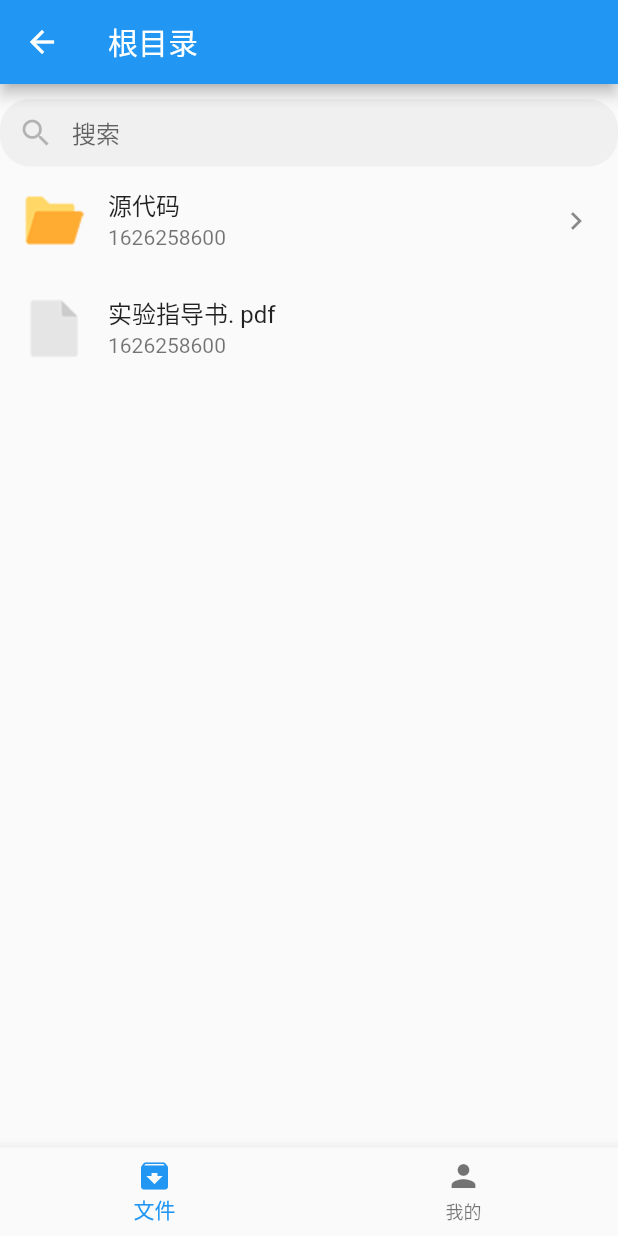
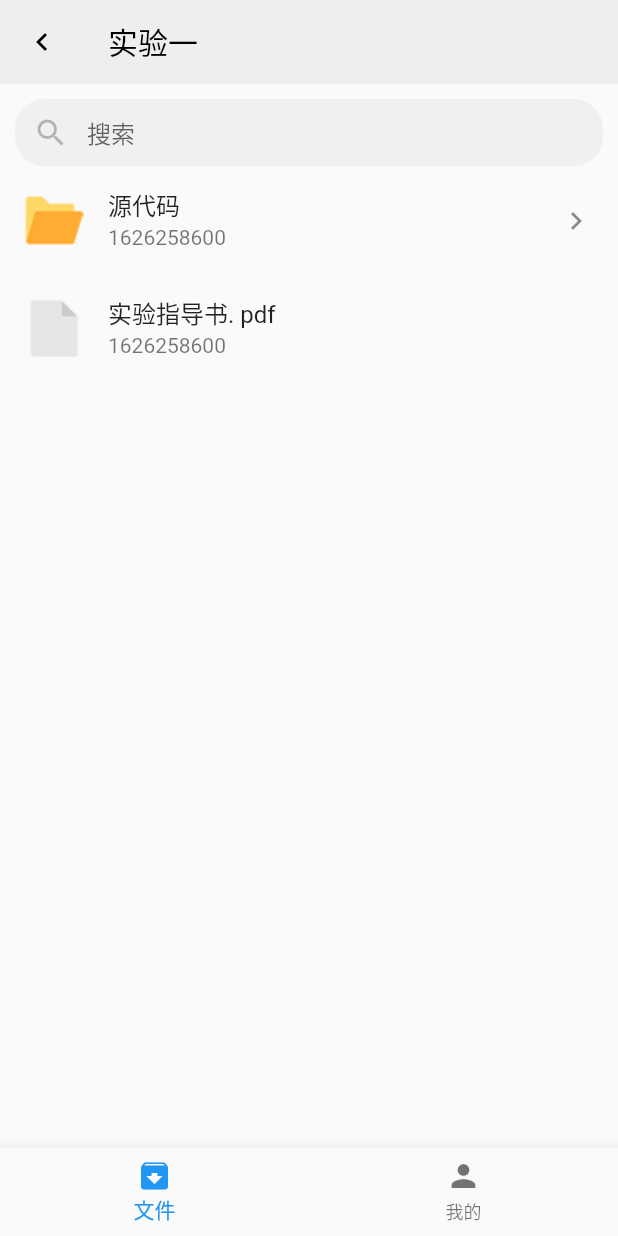
Before and after one commit to Calculus9/flutter_demo1, a Flutter app: the MyHomePage screen opened directly, after a tap on "实验一", on a phone screen of 412 x 824 dp. Run offline on Flutter 3.47's test engine with Material 2 defaults, Android fonts, the phone set to English and light mode, and no system bars.

Commit message:
个人中心

```diff
--- a/lib/file_list_widget.dart
+++ b/lib/file_list_widget.dart
@@ -27,6 +27,7 @@ class FileListWidget extends StatelessWidget {
   }
 
   Widget _buildFileItem(BuildContext context, DiskFile file) {
+    // 水波纹
     return InkWell(
       child: Container(
         child: ListTile(
@@ -53,7 +54,7 @@ class FileListWidget extends StatelessWidget {
               Text("当前目录下没有文件")
             ],
           )
-        : ListView.builder(
+        : ListView.builder(/// 滚动列表
             itemCount: this._listOfDiskFiles.length,
             physics: BouncingScrollPhysics(),
             shrinkWrap: true,
--- /dev/null
+++ b/lib/file_page.dart
@@ -0,0 +1,149 @@
+import 'package:flutter/cupertino.dart';
+import 'package:flutter/material.dart';
+import 'package:flutter_demo1/search_input_widget.dart';
+import 'package:flutter_demo1/utils.dart';
+
+import 'disk_file.dart';
+import 'file_list_widget.dart';
+
+class FilePage extends StatefulWidget {
+  @override
+  _FilePageState createState() => _FilePageState();
+}
+
+class _FilePageState extends State<FilePage> {
+  /// 文件列表
+  List<DiskFile> listOfDiskFiles = [];
+
+  /// 根目录
+  final _rootPathFilesDir = [
+    DiskFile(
+      path: '/实验室一',
+      serverFilename: '实验一',
+      serverCtime: Utils.currentTimeSeconds(),
+    ),
+    DiskFile(
+      path: '/实验室二',
+      serverFilename: '实验二',
+      serverCtime: Utils.currentTimeSeconds(),
+    ),
+    DiskFile(
+      path: '/实验室三',
+      serverFilename: '实验三',
+      serverCtime: Utils.currentTimeSeconds(),
+    ),
+    DiskFile(
+        path: '/第一讲.pptx',
+        serverFilename: '第一讲.pptx',
+        serverCtime: Utils.currentTimeSeconds(),
+        isDir: 0,
+        category: 4,
+        size: 989),
+    DiskFile(
+        path: '/第二讲.pptx',
+        serverFilename: '第二讲.pptx',
+        serverCtime: Utils.currentTimeSeconds(),
+        isDir: 0,
+        category: 4,
+        size: 9839),
+  ];
+
+  /// 子目录
+  final _subPathFilesDir = [
+    DiskFile(
+      path: '/实验室一/源代码',
+      serverFilename: '源代码',
+      serverCtime: Utils.currentTimeSeconds(),
+    ),
+    DiskFile(
+        path: '/实验室一/实验指导书. pdf',
+        serverFilename: '实验指导书. pdf',
+        serverCtime: Utils.currentTimeSeconds(),
+        isDir: 0,
+        category: 4,
+        size: 983),
+  ];
+
+  /// 空文件夹
+  final List<DiskFile> _emptyDir = [];
+
+  String _title = '根目录';
+  String _currPath = '/';
+
+  /// 搜索框被点击
+  _onFocusSearchInputWidget() {
+    print("搜索框被点击");
+  }
+
+  /// 提交搜索框内容
+  _onSubmittedSearchInputWidget(String keyword) {
+    print(keyword);
+  }
+
+  /// 更新磁盘文件
+  _refreshDiskFiles() {
+    setState(() {
+      int index = _currPath.lastIndexOf('/');
+
+      if (_currPath.length == 1) listOfDiskFiles = _rootPathFilesDir;
+      if (_currPath.length > 1) listOfDiskFiles = _subPathFilesDir;
+      if (index > 0) listOfDiskFiles = _emptyDir;
+    });
+  }
+
+  /// 返回上一级菜单
+  _onBackParentDir() {
+    _currPath = Utils.getFatherDir(_currPath);
+    _title = Utils.getCurPtahFileName(_currPath);
+    _refreshDiskFiles();
+  }
+
+  /// 进入下一级菜单
+  _onDiskFileTap(DiskFile file) {
+    if (file.isDir == 0) return;
+    _title = file.serverFilename;
+    _currPath = file.path;
+    _refreshDiskFiles();
+  }
+
+  @override
+  void initState() {
+    listOfDiskFiles = _rootPathFilesDir;
+    super.initState();
+  }
+
+  @override
+  Widget build(BuildContext context) {
+    return Scaffold(
+      appBar: AppBar(
+        title: Text(
+          _title,
+          style: TextStyle(color: Colors.black),
+        ),
+        backgroundColor: Color(0xffeeeeee),
+        elevation: 0,
+        leading: _currPath.length == 1
+            ? Container()
+            : IconButton(
+                icon: Icon(
+                  Icons.chevron_left,
+                  color: Colors.black,
+                ),
+                onPressed: _onBackParentDir),
+      ),
+      body: SingleChildScrollView(
+        child: Column(
+          children: [
+            Container(
+              margin: EdgeInsets.only(top: 10, left: 10, right: 10),
+              height: 45,
+              child: SearchInputWidget(
+                  _onSubmittedSearchInputWidget, _onFocusSearchInputWidget),
+            ),
+            Center(child: FileListWidget(listOfDiskFiles, _onDiskFileTap))
+          ],
+        ),
+      ),
+    );
+  }
+}
--- a/lib/login_page.dart
+++ b/lib/login_page.dart
@@ -107,7 +107,7 @@ class _LoginPageState extends State<LoginPage> {
   /// 账户输入框
   Widget _buildAccountEditTextField() {
     return Container(
-      margin: EdgeInsets.only(top: 20),
+      margin: EdgeInsets.only(top: 20,left: 25,right: 25),
       child: TextField(
         onChanged: (text) => {
           _accountText = text,
@@ -128,7 +128,7 @@ class _LoginPageState extends State<LoginPage> {
   ///密码输入框
   Widget _buildPwdEditTextField() {
     return Container(
-      margin: EdgeInsets.only(top: 10),
+      margin: EdgeInsets.only(top: 20,left: 25,right: 25),
       child: TextField(
         onChanged: (text) => {
           _pwdText = text,
@@ -160,7 +160,7 @@ class _LoginPageState extends State<LoginPage> {
   /// 登录按钮
   Widget _buildButtonLogin() {
     return Container(
-        margin: EdgeInsets.only(top: 30),
+        margin: EdgeInsets.only(top: 20,left: 25,right: 25),
         width: MediaQuery.of(context).size.width,
         height: 45,
         // ignore: deprecated_member_use
--- a/lib/main.dart
+++ b/lib/main.dart
@@ -1,8 +1,6 @@
 import 'package:flutter/material.dart';
-import 'package:flutter_demo1/disk_file.dart';
-import 'package:flutter_demo1/file_list_widget.dart';
-import 'package:flutter_demo1/search_input_widget.dart';
-import 'package:flutter_demo1/utils.dart';
+import 'package:flutter_demo1/file_page.dart';
+import 'package:flutter_demo1/personal_center.dart';
 
 import 'login_page.dart';
 
@@ -27,122 +25,19 @@ class MyHomePage extends StatefulWidget {
 }
 
 class _MyHomePageState extends State<MyHomePage> {
-  /// 文件列表
-  List<DiskFile> listOfDiskFiles = [];
-
-  /// 根目录
-  final _rootPathFilesDir = [
-    DiskFile(
-      path: '/实验室一',
-      serverFilename: '实验一',
-      serverCtime: Utils.currentTimeSeconds(),
-    ),
-    DiskFile(
-      path: '/实验室二',
-      serverFilename: '实验二',
-      serverCtime: Utils.currentTimeSeconds(),
-    ),
-    DiskFile(
-      path: '/实验室三',
-      serverFilename: '实验三',
-      serverCtime: Utils.currentTimeSeconds(),
-    ),
-    DiskFile(
-        path: '/第一讲.pptx',
-        serverFilename: '第一讲.pptx',
-        serverCtime: Utils.currentTimeSeconds(),
-        isDir: 0,
-        category: 4,
-        size: 989),
-    DiskFile(
-        path: '/第二讲.pptx',
-        serverFilename: '第二讲.pptx',
-        serverCtime: Utils.currentTimeSeconds(),
-        isDir: 0,
-        category: 4,
-        size: 9839),
-  ];
-
-  /// 子目录
-  final _subPathFilesDir = [
-    DiskFile(
-      path: '/实验室一/源代码',
-      serverFilename: '源代码',
-      serverCtime: Utils.currentTimeSeconds(),
-    ),
-    DiskFile(
-        path: '/实验室一/实验指导书. pdf',
-        serverFilename: '实验指导书. pdf',
-        serverCtime: Utils.currentTimeSeconds(),
-        isDir: 0,
-        category: 4,
-        size: 983),
-  ];
-
-  /// 空文件夹
-  final List<DiskFile> _emptyDir = [];
-
-  String _title = '根目录';
-  String _currPath = '/';
-
   var _selectedIndex = 0; // 当前page
-
+//底部导航栏items
   final List<BottomNavigationBarItem> bottomNavigationBarItems = [
     BottomNavigationBarItem(icon: Icon(Icons.archive), label: "文件"),
     BottomNavigationBarItem(icon: Icon(Icons.person), label: "我的"),
-  ]; //底部导航栏items
-
-  _onFocusSearchInputWidget() {
-    print("搜索框被点击");
-  }
-
-  _onSubmittedSearchInputWidget(String keyword) {
-    print(keyword);
-  }
-
-  _refreshDiskFiles() {
-    setState(() {
-      int index = _currPath.lastIndexOf('/');
-
-      if (_currPath.length == 1) listOfDiskFiles = _rootPathFilesDir;
-      if (_currPath.length > 1) listOfDiskFiles = _subPathFilesDir;
-      if (index > 0) listOfDiskFiles = _emptyDir;
-
-      print(listOfDiskFiles);
-    });
-  }
-
-  _onDiskFileTap(DiskFile file) {
-    if (file.isDir == 0) return;
-    _title = file.serverFilename;
-    _currPath = file.path;
-    _refreshDiskFiles();
-  }
-
-  @override
-  void initState() {
-    listOfDiskFiles = _rootPathFilesDir;
-    super.initState();
-  }
-
+  ];
+  final pages = [FilePage(), PersonalCenter()];
   @override
   Widget build(BuildContext context) {
     return Scaffold(
-      appBar: AppBar(
-        title: Text("根目录"),
-      ),
-      body: SingleChildScrollView(
-        child: Column(
-          children: [
-            Container(
-              margin: EdgeInsets.only(top: 10),
-              height: 45,
-              child: SearchInputWidget(
-                  _onSubmittedSearchInputWidget, _onFocusSearchInputWidget),
-            ),
-            Center(child: FileListWidget(listOfDiskFiles, _onDiskFileTap))
-          ],
-        ),
+      body: IndexedStack(
+        index: _selectedIndex,
+        children: pages,
       ),
       bottomNavigationBar: BottomNavigationBar(
         items: bottomNavigationBarItems,
--- /dev/null
+++ b/lib/personal_center.dart
@@ -0,0 +1,169 @@
+import 'package:flutter/cupertino.dart';
+import 'package:flutter/material.dart';
+
+class PersonalCenter extends StatefulWidget {
+  @override
+  _PersonalCenterState createState() => _PersonalCenterState();
+}
+
+class _PersonalCenterState extends State<PersonalCenter> {
+  /// 数据列表
+  List listData = [
+    {"imgUrl": "assets/file_add_btn_scan.png", "text": "扫一扫"},
+    {"imgUrl": "assets/file_add_btn_photo.png", "text": "上传图片"},
+    {"imgUrl": "assets/file_add_btn_video.png", "text": "上传视频"},
+    {"imgUrl": "assets/file_add_btn_note.png", "text": "新建笔记"},
+    {"imgUrl": "assets/file_add_btn_file.png", "text": "上传文档"},
+    {"imgUrl": "assets/file_add_btn_music.png", "text": "上传音乐"},
+    {"imgUrl": "assets/file_add_btn_folder.png", "text": "新建文件夹"},
+    {"imgUrl": "assets/file_add_btn_other.png", "text": "上传文件"},
+  ];
+
+  // 获取列表数据
+  List<Widget> _getListData() {
+    var list = listData.map((value) {
+      return GridContent(value["imgUrl"], value["text"]);
+    });
+
+    return list.toList();
+  }
+
+  /// 头像
+  Widget _headerLogo() {
+    return Container(
+      child: ClipOval(
+        child: Image.asset("assets/user-head.jpg"),
+      ),
+      width: 80.0,
+      height: 80.0,
+    );
+  }
+
+  //名字
+  Widget _headerLeft() {
+    return Row(
+      children: [
+        Text(
+          "移动开发",
+          style: TextStyle(fontSize: 20.0, color: Colors.grey),
+        ),
+        SizedBox(width: 5.0),
+        Container(
+          child: Image.asset("assets/user-level0.png"),
+          width: 25.0,
+          height: 25.0,
+        )
+      ],
+    );
+  }
+
+  //进度条
+  Widget _headerMid() {
+    return Container(
+      width: 300.0,
+      child: LinearProgressIndicator(
+          backgroundColor: Colors.grey,
+          value: 0.2,
+          valueColor: new AlwaysStoppedAnimation<Color>(Colors.blue)),
+    );
+  }
+
+  //内存消耗
+  Widget _headerRight() {
+    return Container(
+      alignment: Alignment(-1, 0),
+      child: Text(
+        "668GB/3220GB",
+        style: TextStyle(fontSize: 12.0, color: Colors.grey),
+      ),
+    );
+  }
+
+  // 个人中心头部
+  Widget _personalHeader() {
+    return Row(
+      children: [
+        _headerLogo(),
+        SizedBox(
+          width: 13.0,
+        ),
+        Expanded(
+          child: Column(
+            mainAxisAlignment: MainAxisAlignment.start,
+            children: [_headerLeft(), _headerMid(), _headerRight()],
+          ),
+        )
+      ],
+    );
+  }
+
+  // 个人中心网格布局
+  Widget _gridViewList() {
+    return Container(
+      child: GridView.count(
+        crossAxisSpacing: 10, // 水平 子Widget 距离
+        mainAxisSpacing: 10, // 垂直 子Widget 距离
+        padding: EdgeInsets.all(10),
+        crossAxisCount: 4, // 控制一行widget的数量
+        childAspectRatio: 0.7, // 宽度和高度的比例
+        children: this._getListData(),
+      ),
+      height: 500.0,
+    );
+  }
+
+  @override
+  Widget build(BuildContext context) {
+    return Container(
+      margin: EdgeInsets.only(top: 5),
+      padding: EdgeInsets.all(10),
+      child: SingleChildScrollView(
+        child: Column(
+          children: [
+            SizedBox(
+              height: 25.0,
+            ),
+            _personalHeader(),
+            SizedBox(
+              height: 10.0,
+            ),
+            _gridViewList()
+          ],
+        ),
+      ),
+    );
+  }
+}
+
+class GridContent extends StatelessWidget {
+  /// 图片地址
+  String imgUrl;
+
+  ///图片内容
+  String text;
+
+  ///构造函数
+  GridContent(this.imgUrl, this.text);
+
+  @override
+  Widget build(BuildContext context) {
+    return Container(
+        width: 240,
+        height: 240,
+        padding: EdgeInsets.all(10),
+        child: Column(
+          children: [
+            Container(
+              child: Image.asset(this.imgUrl),
+            ),
+            Expanded(
+              flex: 1,
+              child: Text(
+                this.text,
+                style: TextStyle(fontSize: 12.0),
+              ),
+            )
+          ],
+        ));
+  }
+}
--- a/lib/utils.dart
+++ b/lib/utils.dart
@@ -1,4 +1,22 @@
 class Utils {
   static int currentTimeSeconds() =>
       DateTime.now().millisecondsSinceEpoch ~/ 1000;
+  static int currentTimeSecond() =>
+      DateTime.now().microsecondsSinceEpoch ~/ 1000;
+
+  static String getCurPtahFileName(String path) {
+    if('/'.compareTo(path) == 0)
+    return '根目录';
+    int startIndex = path.lastIndexOf('/');
+    if(startIndex == -1) return "";
+    return path.substring(startIndex+1);
+  }
+
+  static String getFatherDir(String path) {
+    if('/'.compareTo(path) == 0)
+    return '/';
+    int startIndex = path.lastIndexOf('/');
+    if(startIndex <= 0) return '/';
+    return path.substring(0,startIndex);
+  }
 }
```
Also changed, not shown: lib/searchPage.dart (added).
